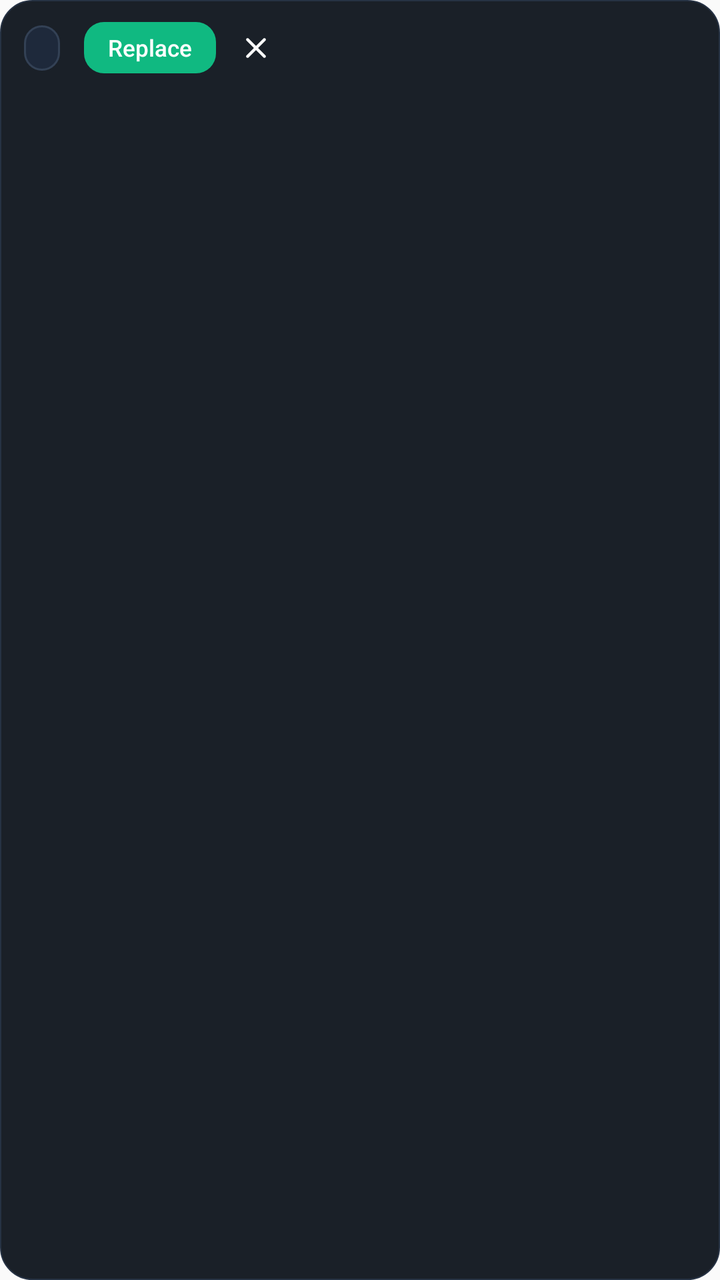
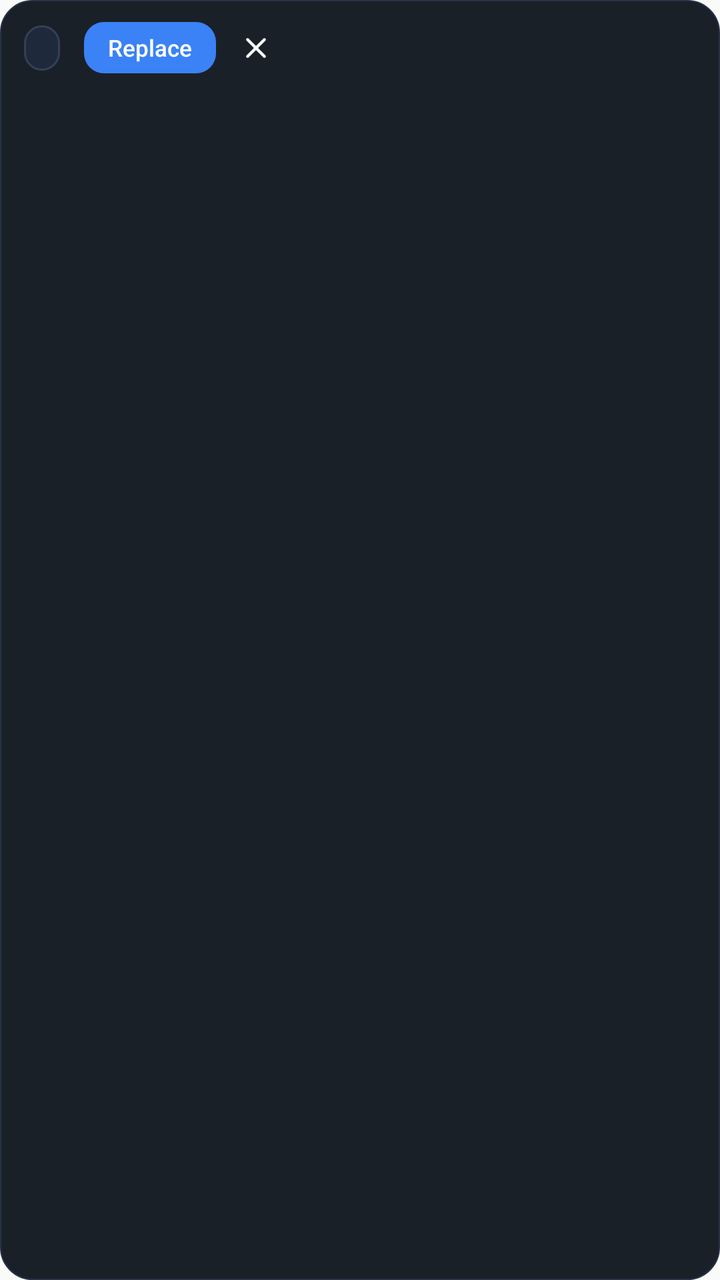

Compare the two renders of this Android layout. The source of the first and the diff that turns it into the second are given below.
<!-- AndroidManifest.xml: application theme Theme.Translator -->
<!-- res/layout/draft_preview_overlay.xml -->
<?xml version="1.0" encoding="utf-8"?>
<LinearLayout xmlns:android="http://schemas.android.com/apk/res/android"
    android:id="@+id/draft_container"
    android:layout_width="wrap_content"
    android:layout_height="wrap_content"
    android:background="@drawable/bg_draft_bubble_dark"
    android:orientation="vertical"
    android:paddingStart="12dp"
    android:paddingEnd="10dp"
    android:paddingTop="8dp"
    android:paddingBottom="10dp"
    android:elevation="10dp">

    <LinearLayout
        android:id="@+id/draft_header_row"
        android:layout_width="wrap_content"
        android:layout_height="wrap_content"
        android:orientation="horizontal"
        android:gravity="center_vertical">

        <TextView
            android:id="@+id/draft_badge"
            android:layout_width="wrap_content"
            android:layout_height="wrap_content"
            android:background="@drawable/bg_draft_badge_dark"
            android:contentDescription="@string/draft_switch_lang_desc"
            android:paddingStart="9dp"
            android:paddingEnd="9dp"
            android:paddingTop="4dp"
            android:paddingBottom="4dp"
            android:singleLine="true"
            android:letterSpacing="0.03"
            android:textColor="#FF34D399"
            android:textSize="11sp"
            android:fontFamily="sans-serif-medium" />

        <View
            android:id="@+id/draft_header_spacer"
            android:layout_width="12dp"
            android:layout_height="1dp" />

        <TextView
            android:id="@+id/draft_action_replace"
            android:layout_width="wrap_content"
            android:layout_height="wrap_content"
            android:background="@drawable/bg_draft_action_btn"
            android:paddingStart="12dp"
            android:paddingEnd="12dp"
            android:paddingTop="5dp"
            android:paddingBottom="5dp"
            android:singleLine="true"
            android:text="@string/draft_action_replace"
            android:textColor="#FFFFFFFF"
            android:textSize="11.5sp"
            android:fontFamily="sans-serif-medium" />

        <ImageView
            android:id="@+id/draft_action_close"
            android:layout_width="32dp"
            android:layout_height="32dp"
            android:layout_marginStart="4dp"
            android:padding="7dp"
            android:scaleType="centerInside"
            android:src="@drawable/ic_close"
            android:background="@drawable/bg_draft_close_btn_dark"
            android:contentDescription="@string/draft_dismiss_desc" />
    </LinearLayout>

    <TextView
        android:id="@+id/draft_text"
        android:layout_width="wrap_content"
        android:layout_height="wrap_content"
        android:layout_marginTop="6dp"
        android:paddingStart="0dp"
        android:paddingEnd="2dp"
        android:textColor="#FFF8FAFC"
        android:textSize="14sp"
        android:fontFamily="sans-serif"
        android:maxLines="3"
        android:ellipsize="end"
        android:lineSpacingMultiplier="1.12" />
</LinearLayout>
<!-- resources referenced by this layout -->
<resources>
  <!-- drawable bg_draft_action_btn (drawable) -->
  <?xml version="1.0" encoding="utf-8"?>
  <ripple xmlns:android="http://schemas.android.com/apk/res/android"
      android:color="#40FFFFFF">
      <item>
          <shape android:shape="rectangle">
              <solid android:color="#FF10B981" />
              <corners android:radius="10dp" />
          </shape>
      </item>
  </ripple>
  <!-- drawable bg_draft_badge_dark (drawable) -->
  <?xml version="1.0" encoding="utf-8"?>
  <ripple xmlns:android="http://schemas.android.com/apk/res/android"
      android:color="#3334D399">
      <item>
          <shape android:shape="rectangle">
              <solid android:color="#FF1E293B" />
              <corners android:radius="10dp" />
              <stroke
                  android:width="1dp"
                  android:color="#FF334155" />
          </shape>
      </item>
  </ripple>
  <!-- drawable bg_draft_bubble_dark (drawable) -->
  <?xml version="1.0" encoding="utf-8"?>
  <shape xmlns:android="http://schemas.android.com/apk/res/android"
      android:shape="rectangle">
      <solid android:color="#F7131922" />
      <corners android:radius="16dp" />
      <stroke
          android:width="0.75dp"
          android:color="#FF263244" />
  </shape>
  <!-- drawable bg_draft_close_btn_dark (drawable) -->
  <?xml version="1.0" encoding="utf-8"?>
  <ripple xmlns:android="http://schemas.android.com/apk/res/android"
      android:color="#3394A3B8">
      <item android:id="@android:id/mask">
          <shape android:shape="oval">
              <solid android:color="#FFFFFFFF" />
          </shape>
      </item>
  </ripple>
  <!-- drawable ic_close (drawable) -->
  <vector xmlns:android="http://schemas.android.com/apk/res/android"
      android:width="18dp"
      android:height="18dp"
      android:viewportWidth="24"
      android:viewportHeight="24">
      <path
          android:fillColor="#FFFFFFFF"
          android:pathData="M18.3,5.71c-0.39,-0.39 -1.02,-0.39 -1.41,0L12,10.59L7.11,5.7c-0.39,-0.39 -1.02,-0.39 -1.41,0c-0.39,0.39 -0.39,1.02 0,1.41L10.59,12L5.7,16.89c-0.39,0.39 -0.39,1.02 0,1.41c0.39,0.39 1.02,0.39 1.41,0L12,13.41l4.89,4.89c0.39,0.39 1.02,0.39 1.41,0c0.39,-0.39 0.39,-1.02 0,-1.41L13.41,12l4.89,-4.89c0.38,-0.38 0.38,-1.02 0,-1.4z" />
  </vector>
  <string name="draft_action_replace">Replace</string>
  <string name="draft_dismiss_desc">Dismiss translation preview</string>
  <string name="draft_switch_lang_desc">Switch translation language</string>
  <style name="Theme.Translator" parent="android:Theme.Material.Light.NoActionBar" />
</resources>

<!-- the commit's change to res/layout/draft_preview_overlay.xml (unified diff, before → after) -->
@@ -30,7 +30,7 @@
             android:paddingBottom="4dp"
             android:singleLine="true"
             android:letterSpacing="0.03"
-            android:textColor="#FF34D399"
+            android:textColor="#FF60A5FA"
             android:textSize="11sp"
             android:fontFamily="sans-serif-medium" />
 
<!-- resource entries referenced after the edit -->
@@ -6,7 +6,7 @@
       android:color="#40FFFFFF">
       <item>
           <shape android:shape="rectangle">
-              <solid android:color="#FF10B981" />
+              <solid android:color="#FF3B82F6" />
               <corners android:radius="10dp" />
           </shape>
       </item>
@@ -14,7 +14,7 @@
   <!-- drawable bg_draft_badge_dark (drawable) -->
   <?xml version="1.0" encoding="utf-8"?>
   <ripple xmlns:android="http://schemas.android.com/apk/res/android"
-      android:color="#3334D399">
+      android:color="#3360A5FA">
       <item>
           <shape android:shape="rectangle">
               <solid android:color="#FF1E293B" />
